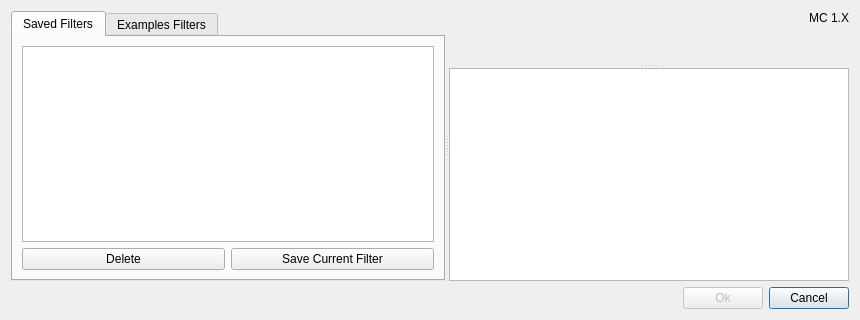
Old version of the form src/presetdialog.ui in the repository Cubitect/cubiomes-viewer.
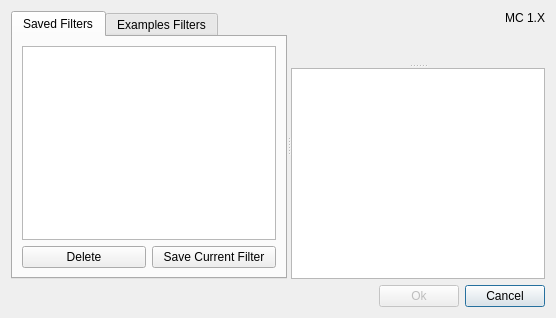
New version of the form. Icons and pictures are not drawn. Custom widgets are drawn as their Qt base class.

Commit message: Tweaks on widget sizes and UI * changed layout of preferences * removed geometry attributes from ui

```diff
--- a/src/presetdialog.ui
+++ b/src/presetdialog.ui
@@ -2,14 +2,6 @@
 <ui version="4.0">
  <class>PresetDialog</class>
  <widget class="QDialog" name="PresetDialog">
-  <property name="geometry">
-   <rect>
-    <x>0</x>
-    <y>0</y>
-    <width>860</width>
-    <height>320</height>
-   </rect>
-  </property>
   <property name="windowTitle">
    <string>Filter Presets</string>
   </property>
```
The commit also changes 23 other files.
